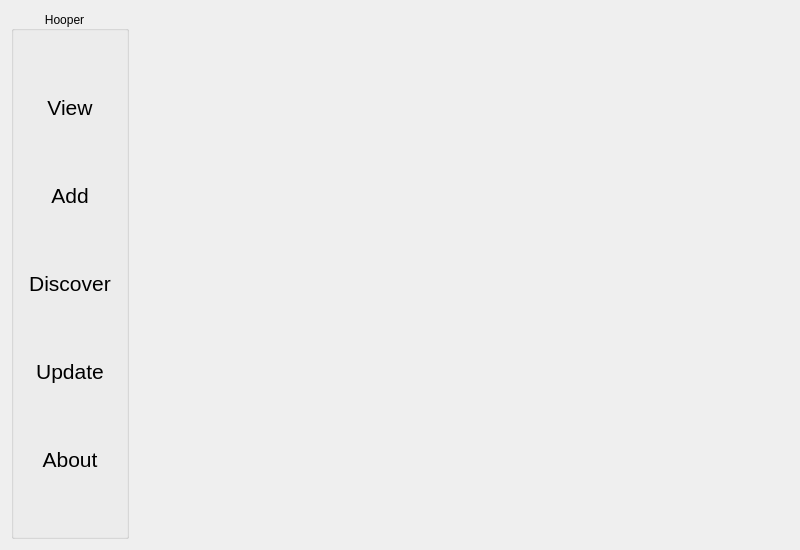
Old version of the form hoopergui/mainwindow.ui in the repository VLN1-15-30/fall-project.
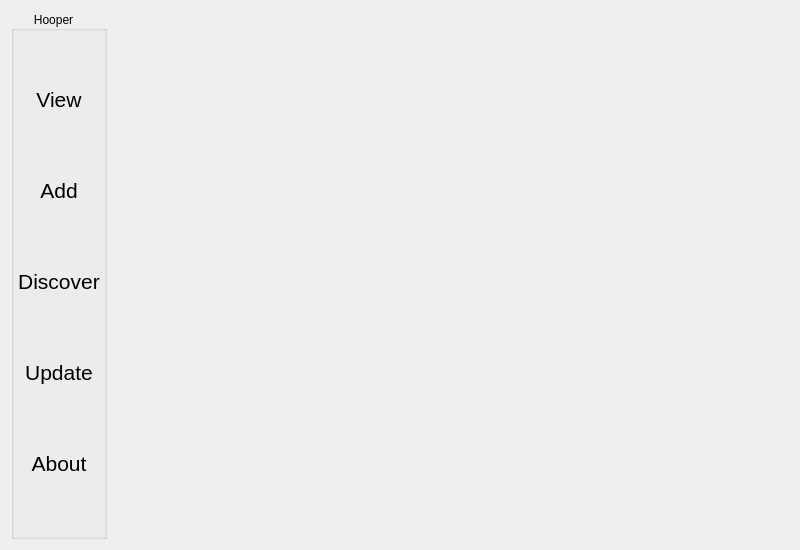
New version of the form.

```diff
--- a/hoopergui/mainwindow.ui
+++ b/hoopergui/mainwindow.ui
@@ -29,6 +29,12 @@
    <layout class="QHBoxLayout" name="horizontalLayout">
     <item>
      <widget class="QGroupBox" name="groupBox_hooper">
+      <property name="maximumSize">
+       <size>
+        <width>16777215</width>
+        <height>800</height>
+       </size>
+      </property>
       <property name="title">
        <string>Hooper   </string>
       </property>
@@ -39,6 +45,21 @@
        <bool>false</bool>
       </property>
       <layout class="QVBoxLayout" name="verticalLayout">
+       <property name="sizeConstraint">
+        <enum>QLayout::SetDefaultConstraint</enum>
+       </property>
+       <property name="leftMargin">
+        <number>0</number>
+       </property>
+       <property name="topMargin">
+        <number>0</number>
+       </property>
+       <property name="rightMargin">
+        <number>0</number>
+       </property>
+       <property name="bottomMargin">
+        <number>0</number>
+       </property>
        <item>
         <widget class="QPushButton" name="button_view_database">
          <property name="font">
```
